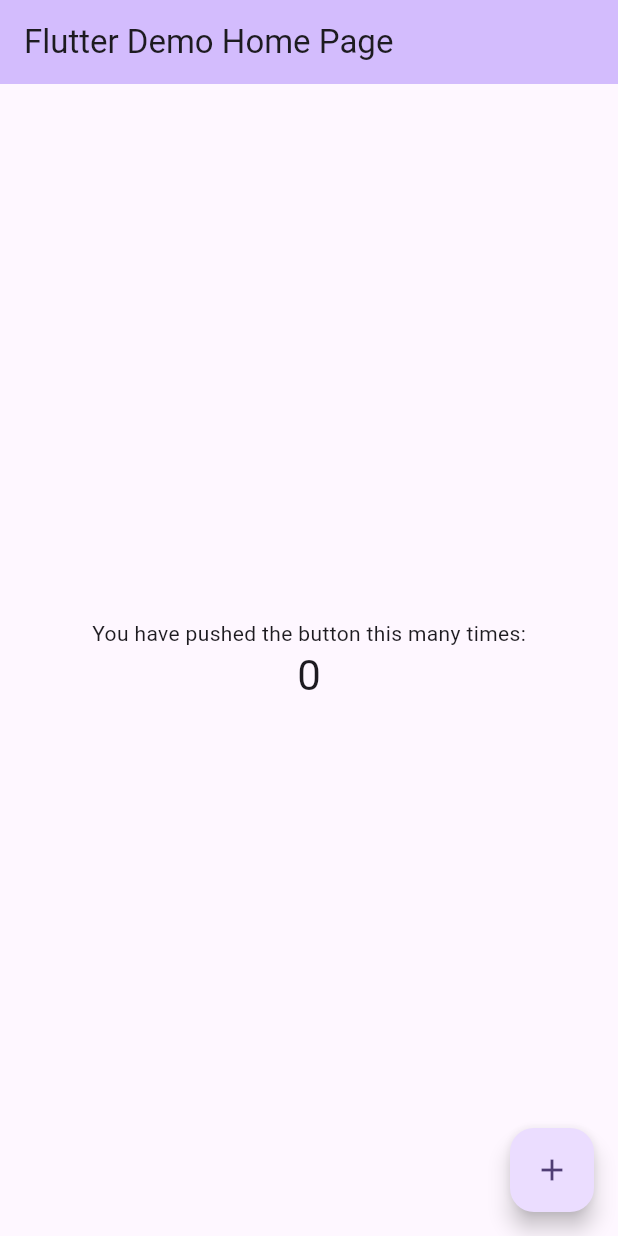
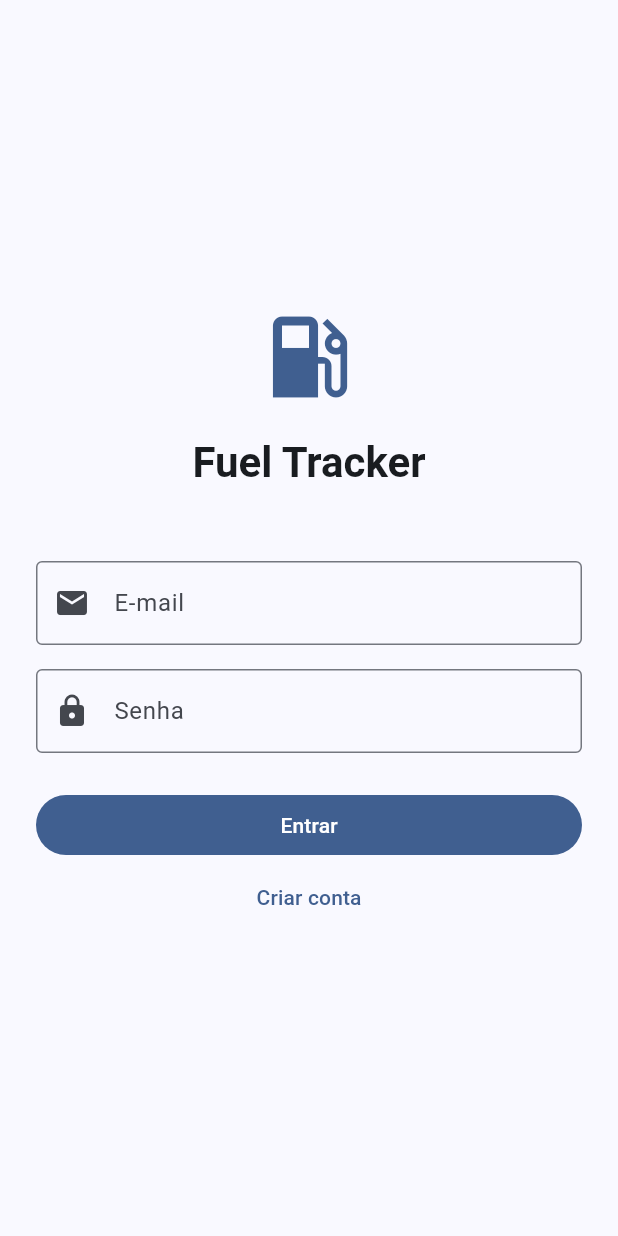
Before and after one commit to GM802-536/fuel_tracker, a Flutter app: the screen it shows after launch, on a phone screen of 412 x 824 dp. Run offline on Flutter 3.47's test engine with Material 3 defaults, Android fonts, the phone set to English and light mode, and no system bars; our stand-ins replace firebase_auth, firebase_core; accounts and stored records are empty.

Commit message:
feat(auth): autenticação de usuário

```diff
--- /dev/null
+++ b/lib/app/routes/app_router.dart
@@ -0,0 +1,23 @@
+import 'package:flutter/material.dart';
+import '../../features/auth/presentation/screens/login_screen.dart';
+import '../../features/auth/presentation/screens/register_screen.dart';
+
+class AppRouter {
+  static const initialRoute = '/login';
+
+  static Route<dynamic> onGenerateRoute(RouteSettings settings) {
+    switch (settings.name) {
+      case '/login':
+        return MaterialPageRoute(builder: (_) => const LoginScreen());
+      case '/register':
+        return MaterialPageRoute(builder: (_) => const RegisterScreen());
+
+      default:
+        return MaterialPageRoute(
+          builder: (_) => const Scaffold(
+            body: Center(child: Text('Rota não encontrada')),
+          ),
+        );
+    }
+  }
+}
--- /dev/null
+++ b/lib/app/theme/app_theme.dart
@@ -0,0 +1,13 @@
+import 'package:flutter/material.dart';
+import '../../common/constants/app_colors.dart';
+
+class AppTheme {
+  static ThemeData lightTheme = ThemeData(
+    useMaterial3: true,
+    colorSchemeSeed: AppColors.primary,
+    brightness: Brightness.light,
+    inputDecorationTheme: const InputDecorationTheme(
+      border: OutlineInputBorder(),
+    ),
+  );
+}
--- /dev/null
+++ b/lib/common/constants/app_colors.dart
@@ -0,0 +1,6 @@
+import 'package:flutter/material.dart';
+
+class AppColors {
+  static const primary = Color(0xFF1565C0);
+  static const error = Color(0xFFD32F2F);
+}
--- /dev/null
+++ b/lib/common/utils/validator.dart
@@ -0,0 +1,19 @@
+class Validator {
+  static String? email(String? value) {
+    if (value == null || value.isEmpty) return 'Informe o e-mail.';
+    if (!value.contains('@')) return 'E-mail inválido.';
+    return null;
+  }
+
+  static String? password(String? value) {
+    if (value == null || value.isEmpty) return 'Informe a senha.';
+    if (value.length < 6) return 'Mínimo de 6 caracteres.';
+    return null;
+  }
+
+  static String? confirmPassword(String? value, String original) {
+    if (value == null || value.isEmpty) return 'Confirme a senha.';
+    if (value != original) return 'As senhas não coincidem.';
+    return null;
+  }
+}
--- /dev/null
+++ b/lib/common/widgets/custom_button.dart
@@ -0,0 +1,28 @@
+import 'package:flutter/material.dart';
+
+class CustomButton extends StatelessWidget {
+  final String label;
+  final bool loading;
+  final VoidCallback onPressed;
+
+  const CustomButton({
+    super.key,
+    required this.label,
+    required this.loading,
+    required this.onPressed,
+  });
+
+  @override
+  Widget build(BuildContext context) {
+    return FilledButton(
+      onPressed: loading ? null : onPressed,
+      child: loading
+          ? const SizedBox(
+              height: 20,
+              width: 20,
+              child: CircularProgressIndicator(strokeWidth: 2),
+            )
+          : Text(label),
+    );
+  }
+}
--- /dev/null
+++ b/lib/features/auth/presentation/screens/login_screen.dart
@@ -0,0 +1,130 @@
+import 'package:flutter/material.dart';
+import 'package:provider/provider.dart';
+import '../../../../common/utils/validator.dart';
+import '../../../../common/widgets/custom_button.dart';
+import '../../presentation/controllers/auth_controller.dart';
+
+class LoginScreen extends StatelessWidget {
+  const LoginScreen({super.key});
+
+  @override
+  Widget build(BuildContext context) {
+    return ChangeNotifierProvider(
+      create: (_) => AuthController(),
+      child: const _LoginView(),
+    );
+  }
+}
+
+class _LoginView extends StatefulWidget {
+  const _LoginView();
+
+  @override
+  State<_LoginView> createState() => _LoginViewState();
+}
+
+class _LoginViewState extends State<_LoginView> {
+  final _formKey = GlobalKey<FormState>();
+
+  final email = TextEditingController();
+  final password = TextEditingController();
+
+  @override
+  Widget build(BuildContext context) {
+    final controller = context.watch<AuthController>();
+
+    return Scaffold(
+      body: Center(
+        child: SingleChildScrollView(
+          padding: const EdgeInsets.all(24),
+          child: ConstrainedBox(
+            constraints: const BoxConstraints(maxWidth: 400),
+            child: Form(
+              key: _formKey,
+              child: Column(
+                children: [
+                  Icon(Icons.local_gas_station,
+                      size: 72, color: Theme.of(context).colorScheme.primary),
+                  const SizedBox(height: 16),
+                  Text(
+                    'Fuel Tracker',
+                    style: Theme.of(context)
+                        .textTheme
+                        .headlineMedium
+                        ?.copyWith(fontWeight: FontWeight.bold),
+                  ),
+                  const SizedBox(height: 24),
+
+                  if (controller.error != null)
+                    Container(
+                      padding: const EdgeInsets.all(12),
+                      decoration: BoxDecoration(
+                        color: Theme.of(context).colorScheme.errorContainer,
+                        borderRadius: BorderRadius.circular(12),
+                      ),
+                      child: Text(
+                        controller.error!,
+                        style: TextStyle(
+                          color: Theme.of(context).colorScheme.onErrorContainer,
+                        ),
+                      ),
+                    ),
+
+                  const SizedBox(height: 24),
+
+                  TextFormField(
+                    controller: email,
+                    validator: Validator.email,
+                    decoration: const InputDecoration(
+                      labelText: 'E-mail',
+                      prefixIcon: Icon(Icons.email),
+                    ),
+                  ),
+                  const SizedBox(height: 16),
+
+                  TextFormField(
+                    controller: password,
+                    validator: Validator.password,
+                    obscureText: true,
+                    decoration: const InputDecoration(
+                      labelText: 'Senha',
+                      prefixIcon: Icon(Icons.lock),
+                    ),
+                  ),
+
+                  const SizedBox(height: 24),
+
+                  SizedBox(
+                    width: double.infinity,
+                    child: CustomButton(
+                      label: 'Entrar',
+                      loading: controller.loading,
+                      onPressed: () async {
+                        if (_formKey.currentState!.validate()) {
+                          final ok = await controller.login(
+                            email.text,
+                            password.text,
+                          );
+
+                          if (ok && mounted) {
+                            Navigator.pushReplacementNamed(context, '/home');
+                          }
+                        }
+                      },
+                    ),
+                  ),
+
+                  TextButton(
+                    onPressed: () =>
+                        Navigator.pushNamed(context, '/register'),
+                    child: const Text('Criar conta'),
+                  ),
+                ],
+              ),
+            ),
+          ),
+        ),
+      ),
+    );
+  }
+}
--- a/lib/main.dart
+++ b/lib/main.dart
@@ -1,122 +1,29 @@
 import 'package:flutter/material.dart';
+import 'package:firebase_core/firebase_core.dart';
+import 'firebase_options.dart';
+import 'app/routes/app_router.dart';
+import 'app/theme/app_theme.dart';
 
-void main() {
-  runApp(const MyApp());
+void main() async {
+  WidgetsFlutterBinding.ensureInitialized();
+  await Firebase.initializeApp(
+    options: DefaultFirebaseOptions.currentPlatform,
+  );
+
+  runApp(const FuelTrackerApp());
 }
 
-class MyApp extends StatelessWidget {
-  const MyApp({super.key});
+class FuelTrackerApp extends StatelessWidget {
+  const FuelTrackerApp({super.key});
 
-  // This widget is the root of your application.
   @override
   Widget build(BuildContext context) {
     return MaterialApp(
-      title: 'Flutter Demo',
-      theme: ThemeData(
-        // This is the theme of your application.
-        //
-        // TRY THIS: Try running your application with "flutter run". You'll see
-        // the application has a purple toolbar. Then, without quitting the app,
-        // try changing the seedColor in the colorScheme below to Colors.green
-        // and then invoke "hot reload" (save your changes or press the "hot
-        // reload" button in a Flutter-supported IDE, or press "r" if you used
-        // the command line to start the app).
-        //
-        // Notice that the counter didn't reset back to zero; the application
-        // state is not lost during the reload. To reset the state, use hot
-        // restart instead.
-        //
-        // This works for code too, not just values: Most code changes can be
-        // tested with just a hot reload.
-        colorScheme: ColorScheme.fromSeed(seedColor: Colors.deepPurple),
-      ),
-      home: const MyHomePage(title: 'Flutter Demo Home Page'),
+      title: 'Fuel Tracker',
+      debugShowCheckedModeBanner: false,
+      theme: AppTheme.lightTheme,
+      initialRoute: AppRouter.initialRoute,
+      onGenerateRoute: AppRouter.onGenerateRoute,
     );
   }
 }
-
-class MyHomePage extends StatefulWidget {
-  const MyHomePage({super.key, required this.title});
-
-  // This widget is the home page of your application. It is stateful, meaning
-  // that it has a State object (defined below) that contains fields that affect
-  // how it looks.
-
-  // This class is the configuration for the state. It holds the values (in this
-  // case the title) provided by the parent (in this case the App widget) and
-  // used by the build method of the State. Fields in a Widget subclass are
-  // always marked "final".
-
-  final String title;
-
-  @override
-  State<MyHomePage> createState() => _MyHomePageState();
-}
-
-class _MyHomePageState extends State<MyHomePage> {
-  int _counter = 0;
-
-  void _incrementCounter() {
-    setState(() {
-      // This call to setState tells the Flutter framework that something has
-      // changed in this State, which causes it to rerun the build method below
-      // so that the display can reflect the updated values. If we changed
-      // _counter without calling setState(), then the build method would not be
-      // called again, and so nothing would appear to happen.
-      _counter++;
-    });
-  }
-
-  @override
-  Widget build(BuildContext context) {
-    // This method is rerun every time setState is called, for instance as done
-    // by the _incrementCounter method above.
-    //
-    // The Flutter framework has been optimized to make rerunning build methods
-    // fast, so that you can just rebuild anything that needs updating rather
-    // than having to individually change instances of widgets.
-    return Scaffold(
-      appBar: AppBar(
-        // TRY THIS: Try changing the color here to a specific color (to
-        // Colors.amber, perhaps?) and trigger a hot reload to see the AppBar
-        // change color while the other colors stay the same.
-        backgroundColor: Theme.of(context).colorScheme.inversePrimary,
-        // Here we take the value from the MyHomePage object that was created by
-        // the App.build method, and use it to set our appbar title.
-        title: Text(widget.title),
-      ),
-      body: Center(
-        // Center is a layout widget. It takes a single child and positions it
-        // in the middle of the parent.
-        child: Column(
-          // Column is also a layout widget. It takes a list of children and
-          // arranges them vertically. By default, it sizes itself to fit its
-          // children horizontally, and tries to be as tall as its parent.
-          //
-          // Column has various properties to control how it sizes itself and
-          // how it positions its children. Here we use mainAxisAlignment to
-          // center the children vertically; the main axis here is the vertical
-          // axis because Columns are vertical (the cross axis would be
-          // horizontal).
-          //
-          // TRY THIS: Invoke "debug painting" (choose the "Toggle Debug Paint"
-          // action in the IDE, or press "p" in the console), to see the
-          // wireframe for each widget.
-          mainAxisAlignment: MainAxisAlignment.center,
-          children: <Widget>[
-            const Text('You have pushed the button this many times:'),
-            Text(
-              '$_counter',
-              style: Theme.of(context).textTheme.headlineMedium,
-            ),
-          ],
-        ),
-      ),
-      floatingActionButton: FloatingActionButton(
-        onPressed: _incrementCounter,
-        tooltip: 'Increment',
-        child: const Icon(Icons.add),
-      ), // This trailing comma makes auto-formatting nicer for build methods.
-    );
-  }
-}
--- a/pubspec.yaml
+++ b/pubspec.yaml
@@ -33,6 +33,7 @@ dependencies:
 
   # Dependência principal - OBRIGATÓRIA
   firebase_core: ^4.2.1 # Use a versão mais recente
+  provider: ^6.1.2
 
   # Adicione os pacotes dos serviços que vai usar:
   firebase_auth: ^6.1.2
```
Also changed, not shown: lib/features/auth/data/repositories/auth_repository.dart (added, +25 -0 lines), lib/features/auth/presentation/controllers/auth_controller.dart (added, +43 -0 lines), lib/features/auth/presentation/screens/register_screen.dart (added, +129 -0 lines), pubspec.lock.
